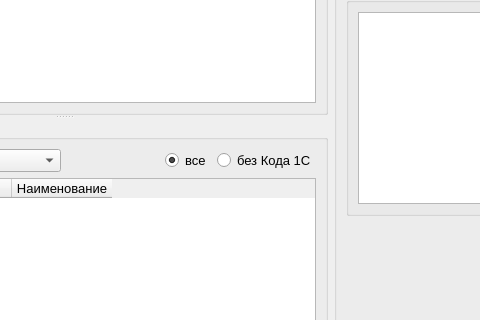
Skyrim78/ocMeridia, file ocMeridia/product_form.ui: the form before one commit; both pictures show x 212 to 692 and y 169 to 489 of the 907 by 622 pixel window.
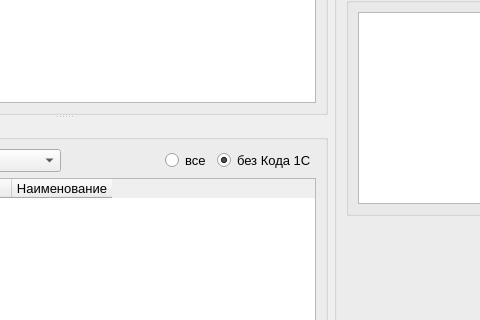
The form after the commit.

Diff of the .ui file:
```diff
--- a/ocMeridia/product_form.ui
+++ b/ocMeridia/product_form.ui
@@ -101,7 +101,7 @@
                 <string>все</string>
                </property>
                <property name="checked">
-                <bool>true</bool>
+                <bool>false</bool>
                </property>
               </widget>
              </item>
@@ -110,6 +110,9 @@
                <property name="text">
                 <string>без Кода 1С</string>
                </property>
+               <property name="checked">
+                <bool>true</bool>
+               </property>
               </widget>
              </item>
             </layout>
```
